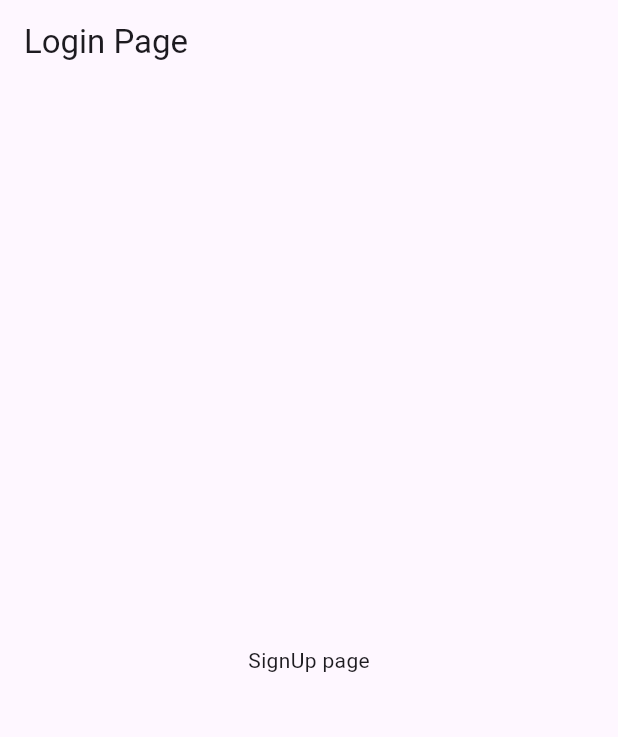
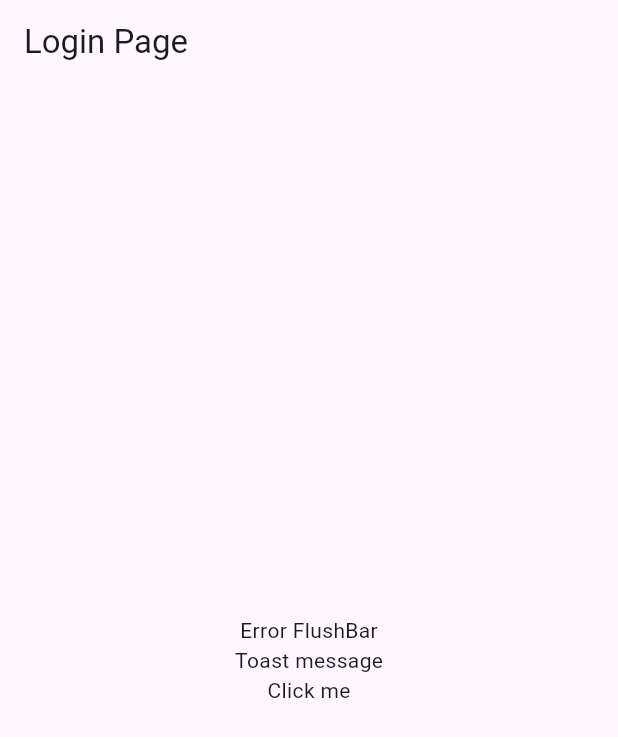
Before and after one commit to Saad09992/Flutter-MVVM-setup, a Flutter app: the screen it shows after launch, on a phone screen of 412 x 824 dp. Shown: the top 737 px of the screen. Run offline on Flutter 3.47's test engine with Material 3 defaults, Android fonts, the phone set to English and light mode, and no system bars; our stand-ins replace another_flushbar, fluttertoast.

Commit message:
utils setup

```diff
--- a/lib/pages/login_page.dart
+++ b/lib/pages/login_page.dart
@@ -1,5 +1,5 @@
 import 'package:flutter/material.dart';
-import 'package:mvvm/utils/routes/routes_name.dart';
+import '../utils/utils.dart';
 
 class LoginPage extends StatefulWidget {
   const LoginPage({super.key});
@@ -21,10 +21,23 @@ class _LoginPageState extends State<LoginPage> {
           crossAxisAlignment: CrossAxisAlignment.center,
           children: [
             InkWell(
-                onTap: () {
-                  Navigator.pushNamed(context, RoutesName.signup);
-                },
-                child: const Text("SignUp page"))
+              onTap: () {
+                Utils.flushBarErrorMessage("Error message", context);
+              },
+              child: const Text("Error FlushBar"),
+            ),
+            InkWell(
+              onTap: () {
+                Utils.toastMessage('No internet connection');
+              },
+              child: const Text("Toast message"),
+            ),
+            InkWell(
+              onTap: () {
+                Utils.snackBar("snack Bar message", context);
+              },
+              child: const Text("Click me"),
+            )
           ],
         ),
       ),
```
Also changed, not shown: lib/utils/utils.dart (added, +78 -0 lines).
